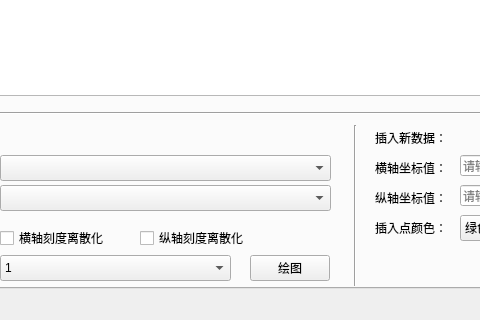
First picture: the form in mainWindowUI.ui, repository anthelionztn/BenchMarkApp, before the edit; both pictures show x 111 to 591 and y 260 to 580 of the 938 by 580 pixel window.
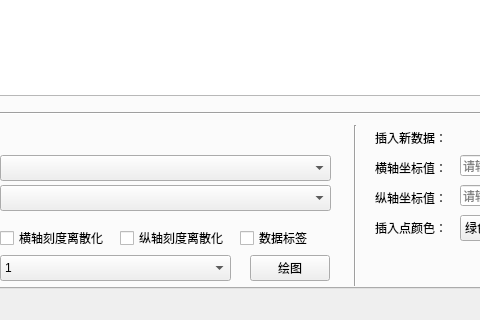
Second picture: the form after the edit. The open tabs and pages were chosen to show the change.

Commit message: Adjust widget size.

What changed in the file:
```diff
--- a/mainWindowUI.ui
+++ b/mainWindowUI.ui
@@ -532,7 +532,7 @@
        <widget class="QCheckBox" name="checkBox_paraVdiscr">
         <property name="geometry">
          <rect>
-          <x>240</x>
+             <x>220</x>
              <y>450</y>
           <width>120</width>
           <height>26</height>
@@ -666,6 +666,19 @@
                   </property>
               </item>
           </widget>
+          <widget class="QCheckBox" name="checkBox_datalabel">
+              <property name="geometry">
+                  <rect>
+                      <x>340</x>
+                      <y>450</y>
+                      <width>120</width>
+                      <height>26</height>
+                  </rect>
+              </property>
+              <property name="text">
+                  <string>数据标签</string>
+              </property>
+          </widget>
       </widget>
      </widget>
     </item>
```
The commit also changes 4 other files.
